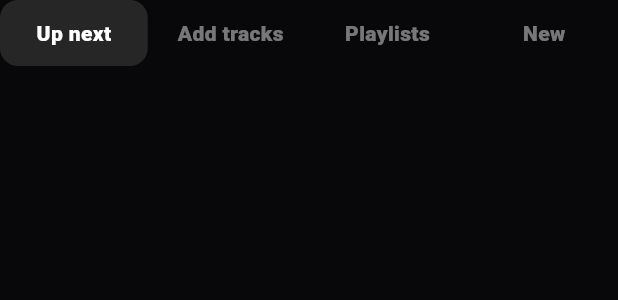
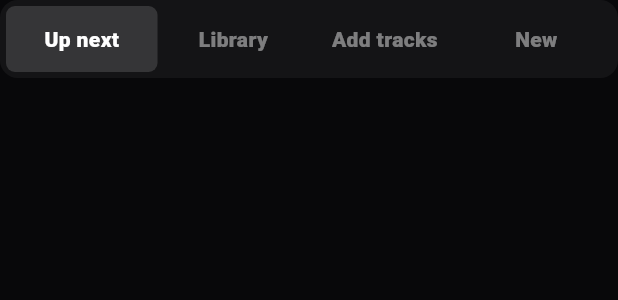
Before and after one commit to taiki-nd/home-controller, a Flutter app: the RailTabs widget shown alone on an empty page, opened directly with empty values, on a phone screen of 412 x 824 dp. Shown: the top 300 px of the screen. Run offline on Flutter 3.47's test engine with Material 3 defaults, Android fonts, the phone set to English and light mode, and no system bars; our stand-ins replace dio, flutter_secure_storage, palette_generator, webview_flutter; missing offline and left inert: flutter_appauth; accounts and stored records are empty; Roboto replaces fonts that are missing (ZenKakuGothicNew).

Commit message:
タブを音源で揃え、ボタン列からセグメントに変える (#12)
Up next / Add tracks / Playlists… の切り替えが、music と QOBUZ で言葉も
並びも見た目も食い違っていた。3 つとも 1 か所に寄せる。

- 文言を `TabLabel` に集約。QOBUZ の Library と music の Playlists を
  Library に統一（QOBUZ 側はお気に入りのアルバムも並ぶので Playlists では
  実態と合わない）。スマホ用の短い文言も同じ enum が持つので、music だけ
  短い・QOBUZ だけ長い、が起きない。
- 並びを Up next → Library → Add tracks → New に統一。`RailTab` と
  `QobuzTab` の宣言順がそのまま表示順になるようにして、並べ替えを widget
  側に書かない。
- `SegmentedTabs` を、押しボタンの列から「1 枚の台座の上をつまみが滑る」形に。
  切り替えの途中が出るので、押した先へ移った感じが出る。つまみは選ぶたびに
  動くので焼きつかない。台座は白 5% の角丸で、輝度一定の細い線は使わない。

Co-authored-by: Claude Opus 5 (1M context) <noreply@anthropic.com>

```diff
--- a/app/lib/state/player_controller.dart
+++ b/app/lib/state/player_controller.dart
@@ -15,9 +15,9 @@ export 'playback_surface.dart' show ArtworkPalette, PlaybackSurface;
 
 /// 右レール / ボトムシートのタブ。
 ///
-/// **[RailTabs] は宣言順に `labels` を index で引く。** 並びを変えたり足したり
-/// したら、あちらの labels も同じ順で直すこと。
-enum RailTab { queue, search, playlists, newReleases }
+/// **宣言順がそのまま表示順。** QOBUZ の `QobuzTab` も同じ並びにしてあるので
+/// （New は QOBUZ に無いぶんが抜けるだけ）、ここを触ったら向こうも直す。
+enum RailTab { queue, playlists, search, newReleases }
 
 /// アプリの唯一のコントローラ。
 ///
--- a/app/lib/state/qobuz_controller.dart
+++ b/app/lib/state/qobuz_controller.dart
@@ -35,8 +35,9 @@ enum QobuzStatus {
   offline,
 }
 
-/// 下のタブ。
-enum QobuzTab { queue, search, library }
+/// 下のタブ。**宣言順がそのまま表示順**で、music の `RailTab` と同じ並び
+/// （Up next → Library → Add tracks）。New は QOBUZ に無いぶんが抜ける。
+enum QobuzTab { queue, library, search }
 
 /// キューへの積み方。
 enum QobuzQueueOption {
--- a/app/lib/ui/phone_layout.dart
+++ b/app/lib/ui/phone_layout.dart
@@ -243,11 +243,8 @@ class _SheetBody extends StatelessWidget {
           child: RailTabs(
             selected: controller.tab,
             onSelect: controller.selectTab,
-            // 4 タブぶんの幅しかないので、スマホだけ短くする。
-            labels: const {
-              RailTab.search: 'Add',
-              RailTab.playlists: 'Lists',
-            },
+            // 4 タブぶんの幅しかないので、スマホだけ短い文言にする。
+            compact: true,
           ),
         ),
         Expanded(
--- a/app/lib/ui/widgets/source_layout.dart
+++ b/app/lib/ui/widgets/source_layout.dart
@@ -397,8 +397,9 @@ class SourceSheet extends StatelessWidget {
   static const closedHeight = 116.0;
 
   /// 中身が縮まずに入る最小の高さ。
-  /// タブの段 58 + パネルの見出し 44 + 余白 で、リストが 0 行でも溢れない値。
-  static const _minBodyHeight = 150.0;
+  /// タブの段（[SegmentedTabs.height] + 上下の余白 14）+ パネルの見出し 44 +
+  /// 余白 で、リストが 0 行でも溢れない値。
+  static const _minBodyHeight = SegmentedTabs.height + 14 + 44 + 44;
 
   @override
   Widget build(BuildContext context) {
--- a/app/lib/ui/widgets/transport.dart
+++ b/app/lib/ui/widgets/transport.dart
@@ -259,71 +259,142 @@ class _PlayButton extends StatelessWidget {
   }
 }
 
-/// 右レール / ボトムシート上部のタブ。
+/// タブの文言。**音源で変えない。**
 ///
-/// ラベルは index ではなく [RailTab] で引く。[RailTab] に値を足したら
-/// [defaultLabel] の switch がコンパイルエラーになるので、付け忘れができない。
-/// 幅の狭いスマホだけ [labels] で短い文言に差し替える。
+/// 壁掛けで音源を切り替えたときに、同じ場所の言葉だけ入れ替わると別のアプリに
+/// 見える。music（[RailTab]）と QOBUZ（`QobuzTab`）は持ち物が違うので enum は
+/// 分けたままだが、そこに載せる言葉はここ 1 か所から出す。
+///
+/// 「Search」ではなく「Add tracks」なのは、ここが探す場所ではなく**積む場所**
+/// だから。「Playlists」ではなく「Library」なのは、QOBUZ 側にお気に入りの
+/// アルバムも並ぶから。
+enum TabLabel {
+  upNext('Up next', 'Up next'),
+  library('Library', 'Lists'),
+  addTracks('Add tracks', 'Add'),
+  newReleases('New', 'New');
+
+  const TabLabel(this.full, this.short);
+
+  final String full;
+
+  /// スマホ用。iPhone の幅（390）に 4 つ並べると [full] は入らない。
+  /// iPad と言葉が変わるのは承知の上で、はみ出すよりましと判断している。
+  final String short;
+
+  String text({required bool compact}) => compact ? short : full;
+}
+
+/// 右レール / ボトムシート上部のタブ（music）。
+///
+/// 並びは [RailTab] の宣言順、文言は [TabLabel]、見た目は [SegmentedTabs]。
+/// QOBUZ 側（`QobuzView` の `_Tabs`）も後ろ 2 つを使うので、片方だけ違う言葉・
+/// 違う見た目になることがない。
 class RailTabs extends StatelessWidget {
   const RailTabs({
     super.key,
     required this.selected,
     required this.onSelect,
-    this.labels,
+    this.compact = false,
   });
 
   final RailTab selected;
   final ValueChanged<RailTab> onSelect;
 
-  /// 差し替えたいものだけ入れる。無いものは [defaultLabel]。
-  final Map<RailTab, String>? labels;
+  /// スマホ。短いほうの文言を使う。
+  final bool compact;
 
-  static String defaultLabel(RailTab tab) => switch (tab) {
-    RailTab.queue => 'Up next',
-    RailTab.search => 'Add tracks',
-    RailTab.playlists => 'Playlists',
-    RailTab.newReleases => 'New',
+  /// [RailTab] に値を足すとここがコンパイルエラーになるので、付け忘れができない。
+  static TabLabel labelOf(RailTab tab) => switch (tab) {
+    RailTab.queue => TabLabel.upNext,
+    RailTab.playlists => TabLabel.library,
+    RailTab.search => TabLabel.addTracks,
+    RailTab.newReleases => TabLabel.newReleases,
   };
 
   @override
   Widget build(BuildContext context) {
-    return Row(
-      children: [
-        for (final (index, tab) in RailTab.values.indexed) ...[
-          if (index > 0) const SizedBox(width: 6),
-          Expanded(
-            child: TabButton(
-              label: labels?[tab] ?? defaultLabel(tab),
-              active: selected == tab,
-              onTap: () => onSelect(tab),
-            ),
+    return SegmentedTabs(
+      tabs: [
+        for (final tab in RailTab.values)
+          TabButton(
+            label: labelOf(tab).text(compact: compact),
+            active: selected == tab,
+            onTap: () => onSelect(tab),
           ),
-        ],
       ],
     );
   }
 }
 
-/// タブの並び。**音源に依らない形**——Spotify は [RailTab]、Qobuz は
+/// タブの見た目。**音源に依らない形**——Spotify は [RailTab]、Qobuz は
 /// `QobuzTab` と持ち物が違うので、共有するのは見た目だけにする。
+///
+/// 押しボタンが並んでいるのではなく、1 枚の台座の上をつまみが滑る形にしてある。
+/// ボタン列だと「今どこにいるか」が選択中の面の有無でしか分からず、切り替えの
+/// 途中が無いので、押した先へ移った感じが出ない。
+///
+/// つまみは選ぶたびに位置が変わるので、壁掛けでも同じ場所に焼きつかない。
+/// 台座は出しっぱなしになるが、白 5% の角丸で、輝度一定の細い線は使っていない。
 class SegmentedTabs extends StatelessWidget {
   const SegmentedTabs({super.key, required this.tabs});
 
   final List<TabButton> tabs;
 
+  /// 台座の縁とつまみの間。
+  static const _inset = 4.0;
+
+  /// つまみが滑りきるまで。指を離してから追いつく速さ。
+  static const _slide = Duration(milliseconds: 220);
+
+  /// 台座ぶんを含めた段の高さ。中身の最小高さを決めるときに使う。
+  static const height = kMinTapTarget + _inset * 2;
+
   @override
   Widget build(BuildContext context) {
-    return Row(
-      children: [
-        for (final (index, tab) in tabs.indexed) ...[
-          if (index > 0) const SizedBox(width: 6),
-          Expanded(child: tab),
-        ],
-      ],
+    final selected = tabs.indexWhere((tab) => tab.active);
+
+    return DecoratedBox(
+      decoration: BoxDecoration(
+        color: AppColors.white(0.05),
+        borderRadius: AppRadius.row,
+      ),
+      child: Padding(
+        padding: const EdgeInsets.all(_inset),
+        child: Stack(
+          children: [
+            // つまみ。Row より先に置いて下に敷く（タップは上の Row が取る）。
+            if (selected >= 0)
+              Positioned.fill(
+                child: AnimatedAlign(
+                  duration: _slide,
+                  curve: Curves.easeOutCubic,
+                  // 等幅なので、左端 -1 から右端 +1 を等分した位置。
+                  alignment: Alignment(
+                    tabs.length < 2 ? 0 : -1 + 2 * selected / (tabs.length - 1),
+                    0,
+                  ),
+                  child: FractionallySizedBox(
+                    widthFactor: 1 / tabs.length,
+                    heightFactor: 1,
+                    child: const DecoratedBox(
+                      decoration: BoxDecoration(
+                        color: Color(0x24FFFFFF),
+                        borderRadius: AppRadius.thumb,
+                      ),
+                    ),
+                  ),
+                ),
+              ),
+            Row(children: [for (final tab in tabs) Expanded(child: tab)]),
+          ],
+        ),
+      ),
     );
   }
 }
 
+/// [SegmentedTabs] の 1 区画。面は持たない（つまみが台座の側にあるので）。
 class TabButton extends StatelessWidget {
   const TabButton({
     super.key,
@@ -339,15 +410,15 @@ class TabButton extends StatelessWidget {
   @override
   Widget build(BuildContext context) {
     return Material(
-      color: active ? AppColors.white(0.12) : Colors.transparent,
-      borderRadius: AppRadius.row,
+      color: Colors.transparent,
+      borderRadius: AppRadius.thumb,
       clipBehavior: Clip.antiAlias,
       child: InkWell(
         onTap: onTap,
         child: Container(
           height: kMinTapTarget,
           alignment: Alignment.center,
-          padding: const EdgeInsets.symmetric(horizontal: 8),
+          padding: const EdgeInsets.symmetric(horizontal: 6),
           child: Text(
             label,
             maxLines: 1,
```
Also changed, not shown: app/lib/ui/hires/qobuz_view.dart (+23 -24 lines), 1 other file.
